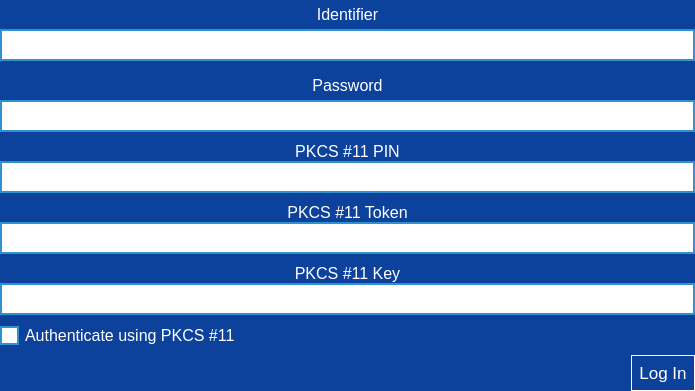
The window that parsec/core/gui/forms/login_login_widget.ui (Scille/parsec-cloud) describes before a commit, drawn with Qt 5.
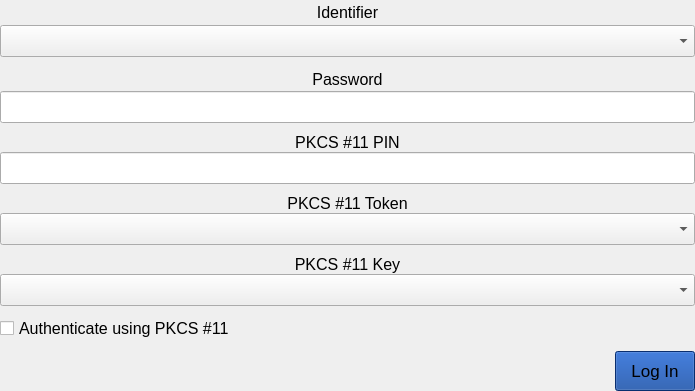
The same window after the commit. Icons and pictures are not drawn.

Commit message: [GUI] Rewrote app entire style

Patch:
```diff
--- a/parsec/core/gui/forms/login_login_widget.ui
+++ b/parsec/core/gui/forms/login_login_widget.ui
@@ -29,11 +29,22 @@
    <bool>false</bool>
   </property>
   <property name="styleSheet">
-   <string notr="true">QWidget#LoginLoginWidget
+   <string notr="true">#button_login
 {
 background-color: rgb(12, 65, 156);
+height: 32px;
 }
-</string>
+
+#button_login:pressed
+{
+background-color: rgb(32, 85, 176);
+}
+
+#button_login:disabled
+{
+background-color: rgb(112, 112, 112);
+color: rgb(255, 255, 255);
+}</string>
   </property>
   <layout class="QHBoxLayout" name="horizontalLayout">
    <property name="spacing">
@@ -86,55 +97,6 @@
       </property>
       <item>
        <widget class="QWidget" name="widget_2" native="true">
-        <property name="styleSheet">
-         <string notr="true">QLineEdit
-{
-border: 2px solid rgb(46, 145, 208);
-background-color: white;
-color: black;
-padding-left: 5px;
-}
-
-QComboBox
-{
-border: 2px solid rgb(46, 145, 208);
-background-color: white;
-color: black;
-padding-left: 5px;
-}
-
-QComboBox::drop-down
-{
-border: 0px;
-}
-
-QComboBox::down-arrow
-{
-image: url(:/icons/images/icons/down-arrow.png);
-width: 16px;
-height: 16px;
-padding-right: 5px;
-}
-
-QCheckBox
-{
-color: rgb(255, 255, 255);
-}
-
-QCheckBox::indicator
-{
-width: 15px;
-height: 15px;
-background-color: rgb(255, 255, 255);
-border: 2px solid rgb(46, 145, 208);
-color: black;
-}
-
-QCheckBox::indicator:checked
-{
-image: url(:/icons/images/icons/checked.png)
-}</string>
-        </property>
         <layout class="QVBoxLayout" name="verticalLayout">
          <property name="spacing">
           <number>10</number>
@@ -163,9 +125,6 @@
                <pointsize>12</pointsize>
               </font>
              </property>
-             <property name="styleSheet">
-              <string notr="true">color: rgb(255, 255, 255);</string>
-             </property>
              <property name="text">
               <string>Identifier</string>
              </property>
@@ -221,9 +180,6 @@
                   <pointsize>12</pointsize>
                  </font>
                 </property>
-                <property name="styleSheet">
-                 <string notr="true">color: rgb(255, 255, 255);</string>
-                </property>
                 <property name="text">
                  <string>Password</string>
                 </property>
@@ -268,9 +224,6 @@
              <pointsize>12</pointsize>
             </font>
            </property>
-           <property name="styleSheet">
-            <string notr="true">color: rgb(255, 255, 255);</string>
-           </property>
            <layout class="QVBoxLayout" name="verticalLayout_3">
             <property name="spacing">
              <number>10</number>
@@ -299,9 +252,6 @@
                   <pointsize>12</pointsize>
                  </font>
                 </property>
-                <property name="styleSheet">
-                 <string notr="true">color: rgb(255, 255, 255);</string>
-                </property>
                 <property name="text">
                  <string>PKCS #11 PIN</string>
                 </property>
@@ -323,9 +273,6 @@
                   <pointsize>12</pointsize>
                  </font>
                 </property>
-                <property name="styleSheet">
-                 <string notr="true">color: rgb(0, 0, 0);</string>
-                </property>
                 <property name="text">
                  <string/>
                 </property>
@@ -348,9 +295,6 @@
                   <pointsize>12</pointsize>
                  </font>
                 </property>
-                <property name="styleSheet">
-                 <string notr="true">color: rgb(255, 255, 255);</string>
-                </property>
                 <property name="text">
                  <string>PKCS #11 Token</string>
                 </property>
@@ -372,9 +316,6 @@
                   <pointsize>12</pointsize>
                  </font>
                 </property>
-                <property name="styleSheet">
-                 <string notr="true">color: black;</string>
-                </property>
                </widget>
               </item>
              </layout>
@@ -391,9 +332,6 @@
                   <pointsize>12</pointsize>
                  </font>
                 </property>
-                <property name="styleSheet">
-                 <string notr="true">color: rgb(255, 255, 255);</string>
-                </property>
                 <property name="text">
                  <string>PKCS #11 Key</string>
                 </property>
@@ -415,9 +353,6 @@
                   <pointsize>12</pointsize>
                  </font>
                 </property>
-                <property name="styleSheet">
-                 <string notr="true">color: black;</string>
-                </property>
                </widget>
               </item>
              </layout>
@@ -466,6 +401,15 @@
            </item>
            <item>
             <widget class="QPushButton" name="button_login">
+             <property name="enabled">
+              <bool>true</bool>
+             </property>
+             <property name="minimumSize">
+              <size>
+               <width>0</width>
+               <height>0</height>
+              </size>
+             </property>
              <property name="font">
               <font>
                <pointsize>13</pointsize>
@@ -475,18 +419,7 @@
               <enum>Qt::RightToLeft</enum>
              </property>
              <property name="styleSheet">
-              <string notr="true">QPushButton#button_login
-{
-border: 1px solid rgb(255, 255, 255);
-color: rgb(255, 255, 255);
-padding: 7px;
-background-color: rgb(12, 65, 156);
-}
-
-QPushButton#button_login:pressed
-{
-background-color: rgb(32, 85, 176);
-}</string>
+              <string notr="true"/>
              </property>
              <property name="text">
               <string>Log In</string>
@@ -505,10 +438,10 @@
               <bool>true</bool>
              </property>
              <property name="default">
-              <bool>true</bool>
+              <bool>false</bool>
              </property>
              <property name="flat">
-              <bool>true</bool>
+              <bool>false</bool>
              </property>
             </widget>
            </item>
```
Left out of the diff: 8 changed lines with no effect on the pictures. The commit also changes 40 other files.
